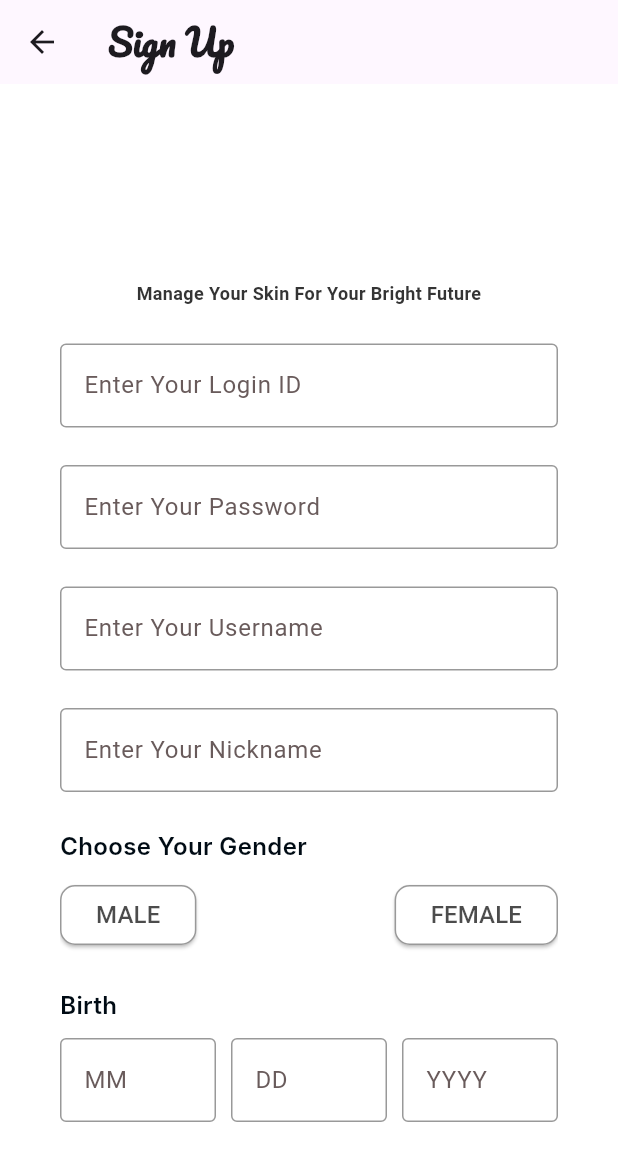
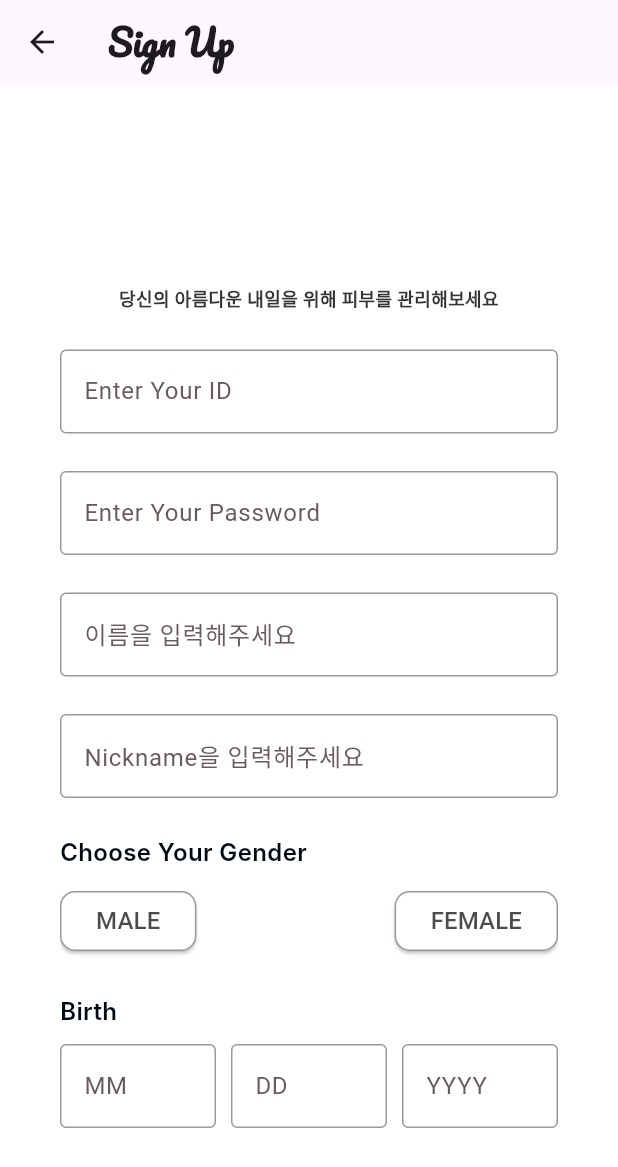
Before and after one commit to 2024-KSEB-HealthCare-Youth/App, a Flutter app: the screen it shows after launch, after a tap on "Log In", after a tap on "Sign Up", on a phone screen of 412 x 824 dp. Shown: the top 1167 px of the screen. Run offline on Flutter 3.47's test engine with Material 3 defaults, Android fonts, the phone set to English and light mode, and no system bars; our stand-ins replace camera, cookie_jar, dio, dio_cookie_manager, fl_chart, flutter_secure_storage and 3 more; accounts and stored records are empty; network calls fail; Roboto replaces fonts that are missing (Inter, Manrope, Poppins).

Commit message:
last fixing

```diff
--- a/lib/data/models/past_data.dart
+++ b/lib/data/models/past_data.dart
@@ -2,12 +2,15 @@ import 'package:freezed_annotation/freezed_annotation.dart';
 
 part 'past_data.freezed.dart';
 part 'past_data.g.dart';
+
+enum Expert { ACNE, WRINKLES }
 
 @freezed
 class ResultItem with _$ResultItem {
   const factory ResultItem({
     required int resultId,
     required DateTime resultDate,
+    required List<Expert>? advancedSkinTypeList,
   }) = _ResultItem;
 
   factory ResultItem.fromJson(Map<String, dynamic> json) =>
--- a/lib/presentation/screens/camera_screen.dart
+++ b/lib/presentation/screens/camera_screen.dart
@@ -65,10 +65,9 @@ class TakePictureScreenState extends State<TakePictureScreen> {
                     const Padding(
                       padding: EdgeInsets.all(16.0),
                       child: Text(
-                        'keep your face inside the circle',
+                        '얼굴이 원 안에 들어오게 해주세요',
                         style: TextStyle(
-                            fontFamily: 'Pacifico',
-                            color: Colors.white, // 텍스트를 흰색으로 설정
+                            color: Color.fromARGB(255, 0, 0, 0), // 텍스트를 흰색으로 설정
                             fontSize: 18),
                       ),
                     ),
--- a/lib/presentation/screens/createPostScreen.dart
+++ b/lib/presentation/screens/createPostScreen.dart
@@ -116,7 +116,7 @@ class _CreatePostScreenState extends State<CreatePostScreen> {
             TextField(
               controller: _titleController,
               decoration: InputDecoration(
-                labelText: 'Title',
+                labelText: '제목',
                 labelStyle: const TextStyle(color: Colors.black),
                 border: OutlineInputBorder(
                   borderRadius: BorderRadius.circular(12.0),
@@ -136,7 +136,7 @@ class _CreatePostScreenState extends State<CreatePostScreen> {
                 maxLines: null,
                 expands: true,
                 decoration: InputDecoration(
-                  labelText: 'Content',
+                  labelText: '내용',
                   labelStyle: const TextStyle(color: Colors.black),
                   border: OutlineInputBorder(
                     borderRadius: BorderRadius.circular(12.0),
@@ -154,7 +154,7 @@ class _CreatePostScreenState extends State<CreatePostScreen> {
             Center(
               child: ElevatedButton(
                 onPressed: _submitPost,
-                child: const Text('SUBMIT'),
+                child: const Text('작성하기'),
               ),
             ),
           ],
--- a/lib/presentation/screens/login.dart
+++ b/lib/presentation/screens/login.dart
@@ -53,7 +53,7 @@ class _LogInState extends State<LogIn> {
             children: [
               const SizedBox(height: 20),
               Text(
-                'Welcome Back!',
+                '어서 오세요!',
                 style: Theme.of(context).textTheme.titleLarge,
               ),
               const SizedBox(height: 10),
--- a/lib/presentation/screens/main_page.dart
+++ b/lib/presentation/screens/main_page.dart
@@ -158,7 +158,7 @@ class _MainPageState extends State<MainPage> {
         crossAxisAlignment: CrossAxisAlignment.start,
         children: [
           const Text(
-            '피부 점수, 나이, 6가지 피부 항목 분석',
+            '피부 점수, 나이, 5가지 피부 항목 분석',
             style: TextStyle(
               color: Colors.red,
               fontSize: 14,
--- a/lib/presentation/screens/menu.dart
+++ b/lib/presentation/screens/menu.dart
@@ -38,8 +38,8 @@ class Menu extends StatelessWidget {
                 );
               }),
           _buildMenuItem(
-            key: const Key('My Page'),
-            title: 'My Page',
+            key: const Key('내 정보'),
+            title: '내 정보',
             onTap: () async {
               final userService = UserService();
               try {
--- a/lib/presentation/screens/my_page.dart
+++ b/lib/presentation/screens/my_page.dart
@@ -87,7 +87,7 @@ class _MyPageState extends State<MyPage> {
                       ),
                       const SizedBox(height: 16),
                       CustomButton(
-                        text: 'Edit',
+                        text: '수정',
                         onPressed: _navigateToEditAccountPage,
                       ),
                     ],
@@ -102,13 +102,13 @@ class _MyPageState extends State<MyPage> {
                           children: [
                             Expanded(
                               child: ProfileDetail(
-                                label: 'Name',
+                                label: '이름',
                                 value: _currentData.name ?? 'dummy',
                               ),
                             ),
                             Expanded(
                               child: ProfileDetail(
-                                label: 'Gender',
+                                label: '성별',
                                 value: _currentData.gender ?? 'N/A',
                                 textAlign: TextAlign.end, // Align to the right
                               ),
@@ -117,7 +117,7 @@ class _MyPageState extends State<MyPage> {
                         ),
                         const SizedBox(height: 8),
                         ProfileDetail(
-                          label: 'Age',
+                          label: '나이',
                           value: _currentData.age.toString(),
                         ),
                         const SizedBox(height: 8),
@@ -127,12 +127,12 @@ class _MyPageState extends State<MyPage> {
                         ),
                         const SizedBox(height: 8),
                         ProfileDetail(
-                          label: 'Skin Type',
+                          label: '피부 타입',
                           value: _currentData.simpleSkin ?? 'N/A',
                         ),
                         const SizedBox(height: 8),
                         ProfileDetail(
-                          label: 'Phone',
+                          label: '번호',
                           value: _currentData.phoneNumber ?? 'N/A',
                         ),
                       ],
@@ -144,7 +144,7 @@ class _MyPageState extends State<MyPage> {
               const Align(
                 alignment: Alignment.centerLeft,
                 child: Text(
-                  'Diagnostic Results',
+                  '진단 결과',
                   style: TextStyle(
                     color: Colors.redAccent,
                     fontSize: 20,
@@ -183,7 +183,7 @@ class _MyPageState extends State<MyPage> {
               ),
               const SizedBox(height: 32),
               CustomButton(
-                text: 'Find My Suitable Cosmetics & Nutrition',
+                text: '나에게 알맞은 제품 추천받기',
                 onPressed: () {
                   Navigator.pushNamed(context, '/recommendation_page');
                 },
--- a/lib/presentation/screens/recommendation.dart
+++ b/lib/presentation/screens/recommendation.dart
@@ -67,12 +67,12 @@ class Recommendation extends StatelessWidget {
                     _buildSkinTypeDescription(
                         recommendDTO.name ?? 'dummy', skinTypeDescription),
                     const SizedBox(height: 33),
-                    _buildSectionTitle('Youth’s recommended cosmetics'),
+                    _buildSectionTitle('Youth가 추천하는 화장품들'),
                     const SizedBox(height: 33),
                     _buildProductRow(
                         context, recommendDTO.cosNames, recommendDTO.cosPaths),
                     const SizedBox(height: 33),
-                    _buildSectionTitle('Youth’s recommended supplements'),
+                    _buildSectionTitle('Youth가 추천하는 영양제들'),
                     const SizedBox(height: 33),
                     _buildProductRow(context, recommendDTO.nutrNames,
                         recommendDTO.nutrPaths),
--- a/lib/presentation/screens/result_detail_screen.dart
+++ b/lib/presentation/screens/result_detail_screen.dart
@@ -90,7 +90,7 @@ class _ResultDetailScreenState extends State<ResultDetailScreen> {
                     ),
                     const SizedBox(height: 16),
                     const Text(
-                      'Diagnostic Results',
+                      '진단 결과',
                       style: TextStyle(
                         color: Color(0xFFE26169),
                         fontSize: 20,
--- a/lib/presentation/screens/sign_up.dart
+++ b/lib/presentation/screens/sign_up.dart
@@ -97,12 +97,12 @@ class _SignUpState extends State<SignUp> {
             children: [
               const SizedBox(height: 20),
               Text(
-                'Create an account',
+                '계정 생성',
                 style: Theme.of(context).textTheme.headlineLarge,
               ),
               const SizedBox(height: 10),
               const Text(
-                'Manage Your Skin For Your Bright Future',
+                '당신의 아름다운 내일을 위해 피부를 관리해보세요',
                 textAlign: TextAlign.center,
                 style: TextStyle(
                   color: Color(0xFF343434),
@@ -113,7 +113,7 @@ class _SignUpState extends State<SignUp> {
               ),
               const SizedBox(height: 25),
               _buildTextFormField(
-                labelText: 'Enter Your Login ID',
+                labelText: 'Enter Your ID',
                 controller: _loginIdController,
               ),
               const SizedBox(height: 25),
@@ -124,12 +124,12 @@ class _SignUpState extends State<SignUp> {
               ),
               const SizedBox(height: 25),
               _buildTextFormField(
-                labelText: 'Enter Your Username',
+                labelText: '이름을 입력해주세요',
                 controller: _nameController,
               ),
               const SizedBox(height: 25),
               _buildTextFormField(
-                labelText: 'Enter Your Nickname',
+                labelText: 'Nickname을 입력해주세요',
                 controller: _nickNameController,
               ),
               const SizedBox(height: 25),
@@ -158,12 +158,12 @@ class _SignUpState extends State<SignUp> {
               _buildBirthDateFields(),
               const SizedBox(height: 25),
               _buildTextFormField(
-                labelText: 'Enter Your Email',
+                labelText: 'Email을 입력해주세요',
                 controller: _emailController,
               ),
               const SizedBox(height: 25),
               _buildTextFormField(
-                labelText: 'Enter Your Phone Number',
+                labelText: '전화번호를 입력해주세요',
                 controller: _phoneController,
               ),
               const SizedBox(height: 25),
--- a/lib/utils/rest_api.dart
+++ b/lib/utils/rest_api.dart
@@ -20,7 +20,7 @@ import '../data/dtos/edit_user_dto.dart';
 
 class RestAPI {
   static const String baseUrl = 'http://52.79.103.61:8080';
-  static const String flaskUrl = 'http://172.16.214.142:8000';
+  static const String flaskUrl = 'http://172.16.225.216:8000';
   static const Map<String, String> headers = {
     'Content-Type': 'application/json'
   };
```
Also changed, not shown: lib/presentation/screens/edit_account.dart (+9 -9 lines), lib/presentation/screens/past_log.dart (+21 -3 lines), lib/data/models/past_data.freezed.dart, lib/data/models/past_data.g.dart.
